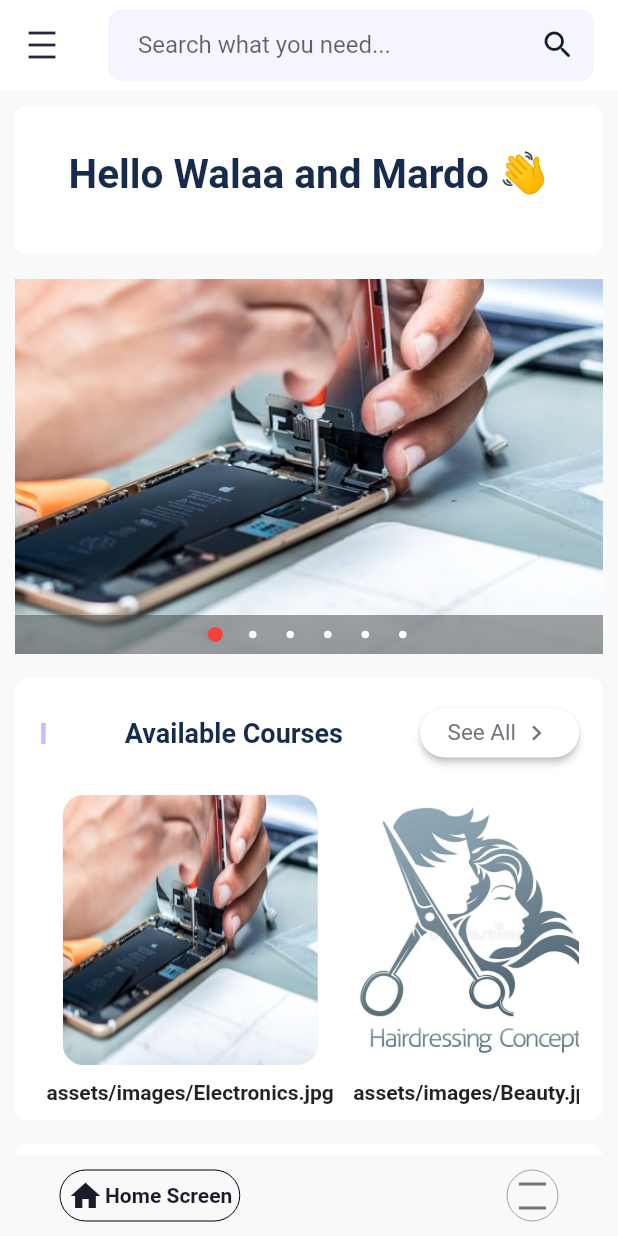
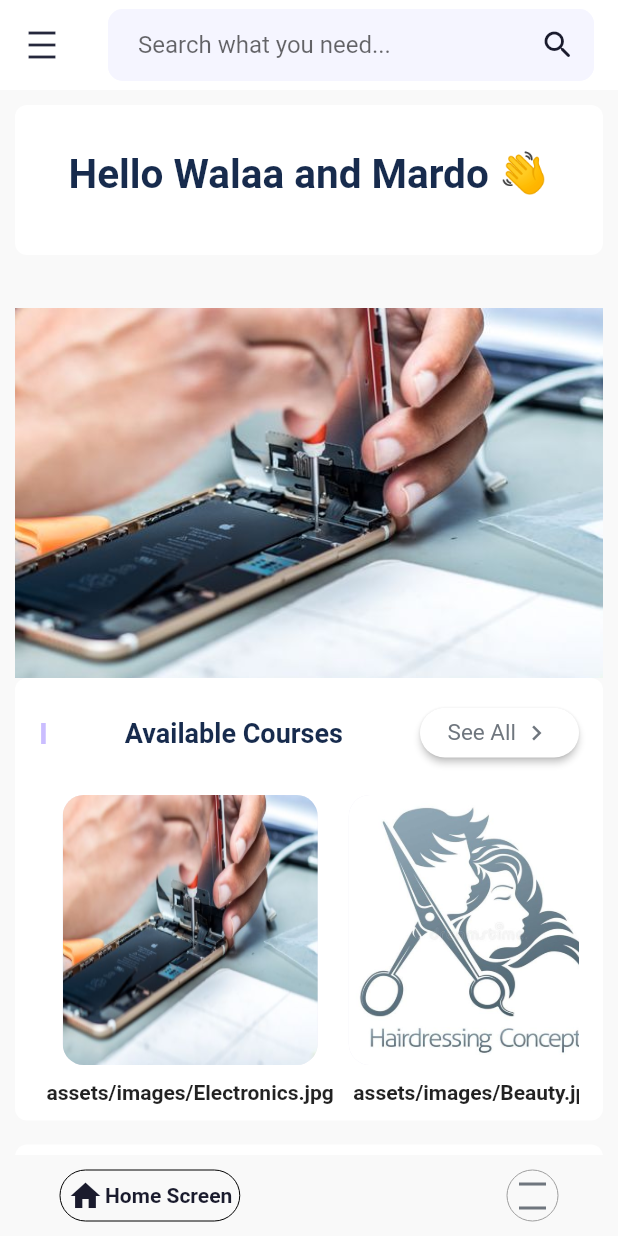
Before and after one commit to mardodmr/final-pr1, a Flutter app: the HomeScreen screen opened directly, on a phone screen of 412 x 824 dp. Run offline on Flutter 3.47's test engine with Material 2 defaults, Android fonts, the light colour scheme and no system bars; drawn by our look-alikes of auto_size_text, carousel_pro, carousel_slider, google_nav_bar; our stand-ins replace cloud_firestore, country_code_picker, firebase_auth, firebase_core, flutter_native_splash, flutter_rating_bar and 5 more; missing offline and left inert: dart:ffi, numeric_keyboard, regexed_validator; accounts and stored records are empty.

Commit message:
mardo's fuck

```diff
--- a/lib/Screens/HomeScreen.dart
+++ b/lib/Screens/HomeScreen.dart
@@ -1,6 +1,6 @@
 // ignore_for_file: avoid_print, prefer_const_constructors, prefer_const_literals_to_create_immutables, sized_box_for_whitespace, unnecessary_new, use_key_in_widget_constructors, unnecessary_import, unused_import
 
-import 'package:carousel_pro/carousel_pro.dart';
+
 import 'package:flutter/cupertino.dart';
 import 'package:flutter/material.dart';
 
@@ -14,6 +14,7 @@ import 'ReferFriend.dart';
 import 'SubCategoriesScreen.dart';
 import 'TextFieldWidget.dart';
 import 'package:auto_size_text/auto_size_text.dart';
+import 'package:carousel_slider/carousel_slider.dart';
 
 class HomeScreen extends StatefulWidget {
   // const HomeScreen({Key? key}) : super(key: key);
@@ -22,11 +23,13 @@ class HomeScreen extends StatefulWidget {
 
   HomeScreen({this.userId = ""});
 
+
   @override
   State<HomeScreen> createState() => _HomeScreenState();
 }
 
 class _HomeScreenState extends State<HomeScreen> {
+  final GlobalKey<ScaffoldState> _scaffoldKey = new GlobalKey<ScaffoldState>();
   final TextEditingController _phoneController = TextEditingController();
   final List<String> name = [
     'U ... UP\nSpecial',
@@ -46,31 +49,57 @@ class _HomeScreenState extends State<HomeScreen> {
     'assets/images/Language.jpg',
   ];
 
+  final imageList = [
+    'assets/images/Electronics.jpg',
+    'assets/images/Beauty.jpg',
+    'assets/images/Painting.jpg',
+    'assets/images/Electro Repair.jpg',
+    'assets/images/Electronics.jpg',
+    'assets/images/Language.jpg',
+  ];
+
   @override
   Widget build(BuildContext context) {
-    Widget imageCarousel = new Container(
-      height: 250,
-      child: new Carousel(
-        boxFit: BoxFit.fitWidth,
-        dotSize: 5,
-        dotIncreasedColor: Colors.red,
-        dotColor: Colors.white,
-        indicatorBgPadding: 8,
-        images: [
-          AssetImage("assets/images/Electronics.jpg"),
-          AssetImage("assets/images/Beauty.jpg"),
-          AssetImage("assets/images/Painting.jpg"),
-          AssetImage("assets/images/Electro Repair.jpg"),
-          AssetImage("assets/images/Electronics.jpg"),
-          AssetImage("assets/images/Language.jpg"),
+    Widget carouselSlider = new SafeArea
+      (
+        child: CarouselSlider(
+          options: CarouselOptions(
+            height: 300,
+            aspectRatio: 16 / 9,
+            viewportFraction: 1,
+            initialPage: 0,
+            enableInfiniteScroll: true,
+            reverse: false,
+            autoPlay: true,
+            autoPlayInterval: Duration(seconds: 3),
+            autoPlayAnimationDuration: Duration(milliseconds: 1500),
+            autoPlayCurve: Curves.fastOutSlowIn,
+            enlargeCenterPage: true,
+            //onPageChanged: callbackFunction,
+            scrollDirection: Axis.horizontal,
+          ),
+          items: imageList.map((imagePath) =>
+              ClipRRect(
+                borderRadius: BorderRadius.circular(8),
+                child: Stack(
+                  fit: StackFit.expand,
+                  children: [
+                    Image.asset(imagePath)
                   ],
-        autoplay: true,
-        animationCurve: Curves.fastOutSlowIn,
-        animationDuration: Duration(milliseconds: 1000),
                 ),
+              )).toList()),
         );
-    final GlobalKey<ScaffoldState> _scaffoldKey =
-        new GlobalKey<ScaffoldState>();
+
+        //{
+        //
+        //         return Padding(
+        //           padding: const EdgeInsets.symmetric(horizontal: 4),
+        //           child: Image.asset(imagePath),
+        //         );
+        //       }).toList()),
+        // );
+
+
     return Scaffold(
       key: _scaffoldKey,
       drawer: Drawer(
@@ -466,6 +495,7 @@ class _HomeScreenState extends State<HomeScreen> {
                   children: [
                     Center(
                       child: AutoSizeText(
+
                         ///get() the user name form database
                         "Hello " + "Walaa and Mardo" + " 👋",
                         style: TextStyle(
@@ -485,7 +515,7 @@ class _HomeScreenState extends State<HomeScreen> {
                 width: double.infinity,
                 height: 266,
                 child: ListView(
-                  children: [imageCarousel],
+                  children: [carouselSlider],
                 ),
               ),
 
@@ -960,7 +990,8 @@ class _HomeScreenState extends State<HomeScreen> {
       ),
       bottomNavigationBar: BottomNavBar(
         indexLate: 0,
-      ),
+      )
+      ,
     );
   }
 
--- a/lib/Screens/SignInScreen.dart
+++ b/lib/Screens/SignInScreen.dart
@@ -125,7 +125,11 @@ class _SignInScreenState extends State<SignInScreen> {
                             context,
                             MaterialPageRoute(
                               builder: (context) => VerifyCodeScreen(
-                                  verficationId: verificationId)));
+                                  verficationId: verificationId,
+                                  userPhone: phoneNumber,
+                              )
+                            )
+                          );
                         },
                         codeAutoRetrievalTimeout: (String verificationId) {},
                       );
--- a/lib/Screens/VerifyCodeScreen.dart
+++ b/lib/Screens/VerifyCodeScreen.dart
@@ -18,9 +18,10 @@ import 'TextFieldWidget.dart';
 class VerifyCodeScreen extends StatefulWidget {
   //const SignUpScreen({Key? key}) : super(key: key);
 
-  VerifyCodeScreen({required this.verficationId});
+  VerifyCodeScreen({required this.verficationId, required this.userPhone});
 
   final String verficationId;
+  final String userPhone;
 
   @override
   State<VerifyCodeScreen> createState() => _VerifyCodeScreenState();
@@ -538,13 +539,14 @@ class _VerifyCodeScreenState extends State<VerifyCodeScreen> {
         "id": id,
         "name": "",
         "age": "",
-        "phone": "+971504015474",
+        "phone": widget.userPhone,
       });
       Navigator.pushReplacement(
         context,
         MaterialPageRoute(
           builder: (context) => CreateProfileScreen(
             userId: id.toString(),
+            userPhone: widget.userPhone,
           ),
         ),
       );
--- a/lib/main.dart
+++ b/lib/main.dart
@@ -48,7 +48,7 @@ class MyApp extends StatelessWidget {
       theme: theme(),
       debugShowCheckedModeBanner: false,
       home:
-          CreateProfileScreen(), //(), //firstUse ? HomeScreen() : OnBoardingScreen(),
+          HomeScreen(), //(), //firstUse ? HomeScreen() : OnBoardingScreen(),
     );
   }
 }
--- a/pubspec.yaml
+++ b/pubspec.yaml
@@ -52,7 +52,8 @@ dependencies:
   cloud_firestore: ^3.3.0
   firebase_core: ^1.21.1
   image_picker: ^0.8.5+3
-  carousel_pro: ^1.0.0
+  carousel_slider: ^4.1.1
+  regexed_validator: ^2.0.0+1
 
 dev_dependencies:
   flutter_test:
```
Also changed, not shown: lib/Screens/CreateProfileScreen.dart (+58 -12 lines), pubspec.lock. Lines whose indentation alone changed are shown as unchanged.
